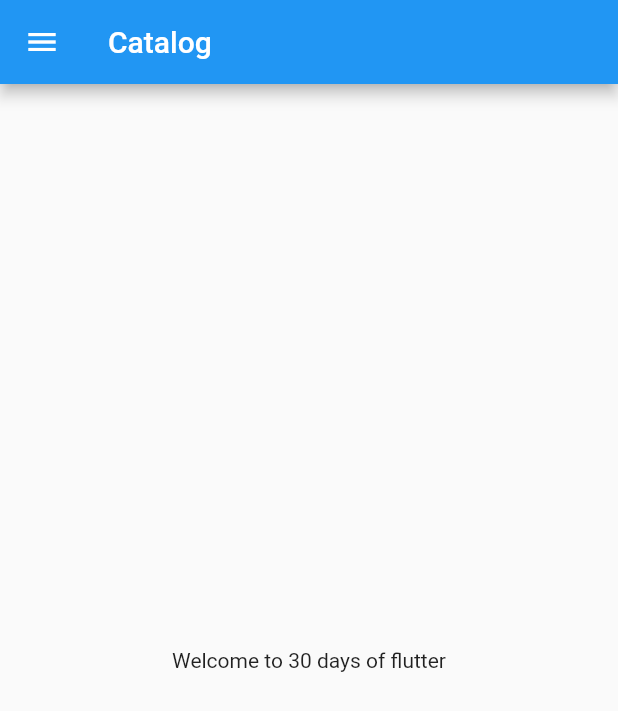
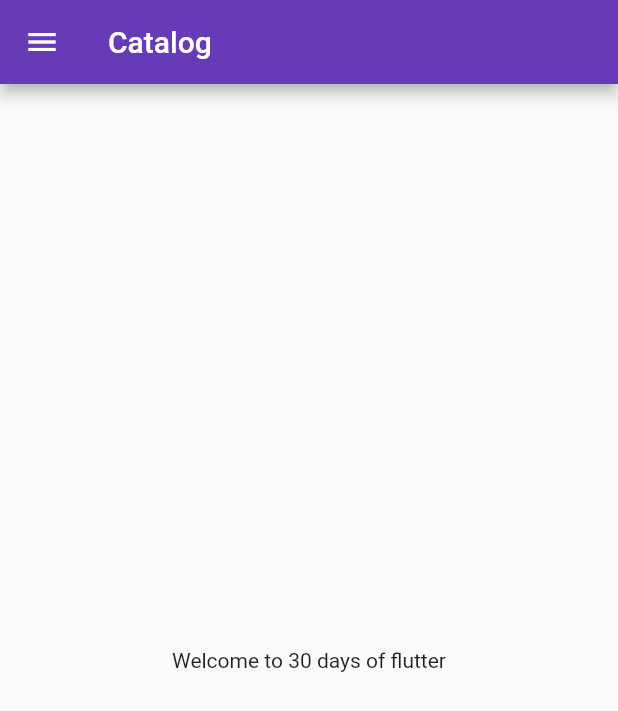
Before and after one commit to nageshg20/learnflutter, a Flutter app: the screen it shows after launch, on a phone screen of 412 x 824 dp. Shown: the top 711 px of the screen. Run offline on Flutter 3.47's test engine with Material 2 defaults, Android fonts, the phone set to English and light mode, and no system bars.

Commit message:
Day 2 Complete

```diff
--- a/lib/main.dart
+++ b/lib/main.dart
@@ -1,5 +1,6 @@
 import 'package:flutter/material.dart';
-import 'home_page.dart';
+import 'pages/home_page.dart';
+import 'pages/login_page.dart';
 
 void main() {
   runApp(const MyApp());
@@ -11,7 +12,14 @@ class MyApp extends StatelessWidget {
   @override
   Widget build(BuildContext context) {
     return MaterialApp(
-      home: HomePage(),
+      themeMode: ThemeMode.light,
+      theme: ThemeData(primarySwatch: Colors.deepPurple),
+      initialRoute: "/home",
+      routes: {
+        "/": (context) => LoginPage(),
+        "/home": (context) => HomePage(),
+        "/login": (context) => LoginPage(),
+      },
     );
   }
 }
```
Also changed, not shown: lib/pages/login_page.dart (added, +18 -0 lines), lib/pages/home_page.dart (renamed from lib/home_page.dart).
